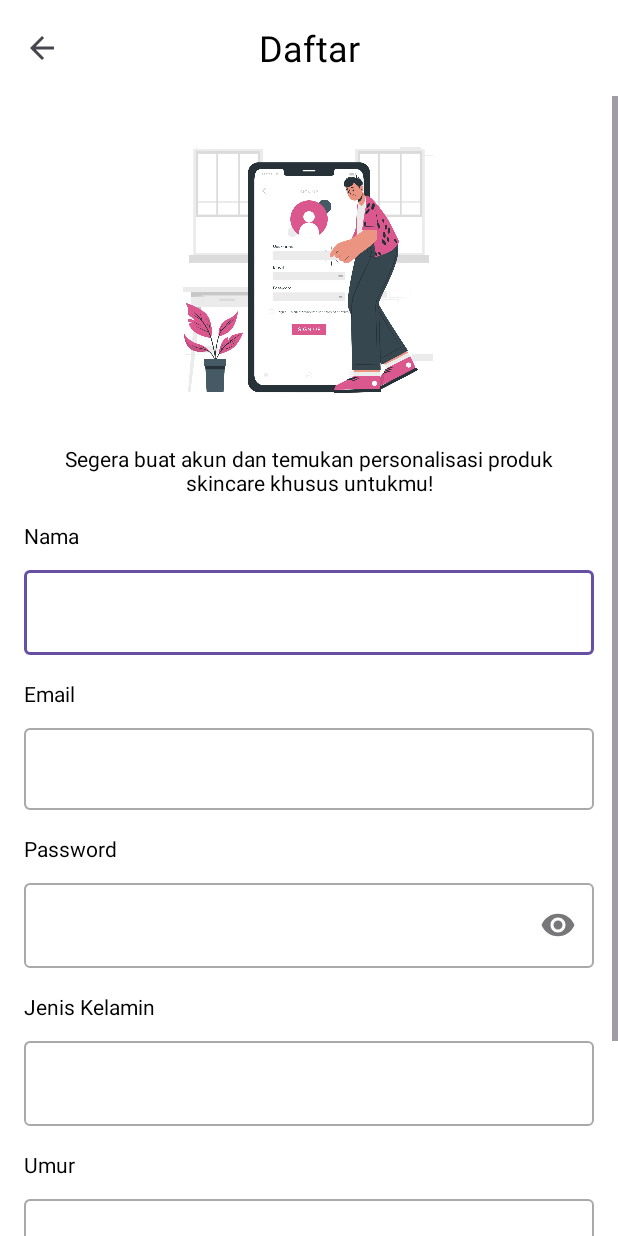
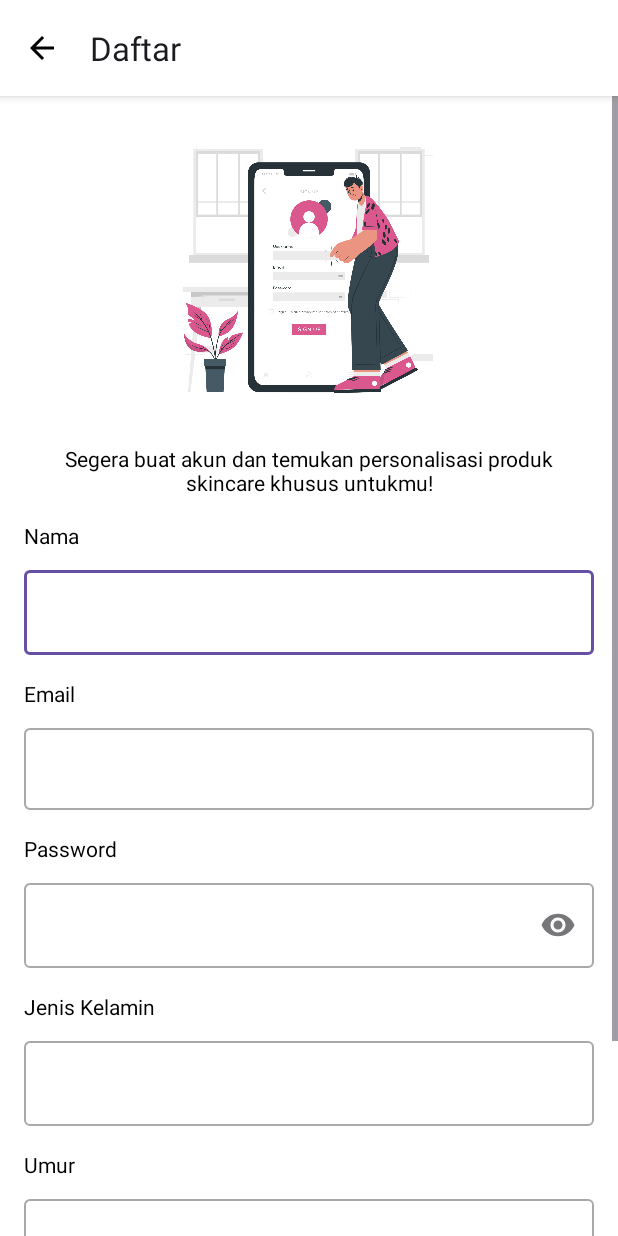
Before and after one commit to Skinalyze/MD, an Android app: the RegisterActivity screen opened directly, with no data from a screen before it, on a phone screen of 412 x 824 dp. Run offline under Robolectric (Android 15) with nearby library versions, the phone set to English and light mode, and no system bars; network calls fail.

Commit message:
feat: change action bar for register

```diff
--- a/app/src/main/java/com/example/skinalyze/LoginActivity.kt
+++ b/app/src/main/java/com/example/skinalyze/LoginActivity.kt
@@ -7,17 +7,11 @@ import android.view.View
 import android.view.WindowInsets
 import android.view.WindowManager
 import android.widget.Toast
-import androidx.activity.enableEdgeToEdge
 import androidx.activity.viewModels
 import androidx.appcompat.app.AppCompatActivity
-import androidx.core.view.ViewCompat
-import androidx.core.view.WindowInsetsCompat
 import com.example.skinalyze.data.repository.Result
 import com.example.skinalyze.databinding.ActivityLoginBinding
-import com.example.skinalyze.databinding.ActivityRegisterBinding
-import com.example.skinalyze.pref.UserModel
 import com.example.skinalyze.viewmodel.LoginViewModel
-import com.example.skinalyze.viewmodel.RegisterViewModel
 import com.example.skinalyze.viewmodel.ViewModelFactory
 
 class LoginActivity : AppCompatActivity() {
--- a/app/src/main/java/com/example/skinalyze/RegisterActivity.kt
+++ b/app/src/main/java/com/example/skinalyze/RegisterActivity.kt
@@ -1,15 +1,14 @@
 package com.example.skinalyze
 
 import android.content.Intent
-import android.os.Build
+import android.graphics.drawable.ColorDrawable
 import android.os.Bundle
 import android.util.Log
 import android.view.View
-import android.view.WindowInsets
-import android.view.WindowManager
 import android.widget.Toast
 import androidx.activity.viewModels
 import androidx.appcompat.app.AppCompatActivity
+import androidx.core.content.ContextCompat
 import com.example.skinalyze.databinding.ActivityRegisterBinding
 import com.example.skinalyze.viewmodel.RegisterViewModel
 import com.example.skinalyze.viewmodel.ViewModelFactory
@@ -21,30 +20,31 @@ class RegisterActivity : AppCompatActivity() {
     }
 
     private lateinit var binding: ActivityRegisterBinding
+
     override fun onCreate(savedInstanceState: Bundle?) {
         super.onCreate(savedInstanceState)
         binding = ActivityRegisterBinding.inflate(layoutInflater)
         setContentView(binding.root)
 
-        setupView()
+        setupActionBar()
         setupAction()
     }
 
-    private fun setupView() {
-        @Suppress("DEPRECATION")
-        if (Build.VERSION.SDK_INT >= Build.VERSION_CODES.R) {
-            window.insetsController?.hide(WindowInsets.Type.statusBars())
-        } else {
-            window.setFlags(
-                WindowManager.LayoutParams.FLAG_FULLSCREEN,
-                WindowManager.LayoutParams.FLAG_FULLSCREEN
-            )
+    private fun setupActionBar() {
+        val actionBar = supportActionBar
+        actionBar?.apply {
+            val color = ContextCompat.getColor(this@RegisterActivity, R.color.white)
+            setBackgroundDrawable(ColorDrawable(color))
+            title = "Daftar"
+            setDisplayHomeAsUpEnabled(true)
+
+            val upArrow =
+                ContextCompat.getDrawable(this@RegisterActivity, R.drawable.baseline_arrow_back_24)
+            setHomeAsUpIndicator(upArrow)
         }
-        supportActionBar?.hide()
     }
 
     private fun setupAction() {
-
         binding.signupButton.setOnClickListener {
             showLoading(true)
             val name = binding.nameEditText.text.toString()
@@ -52,13 +52,13 @@ class RegisterActivity : AppCompatActivity() {
             val password = binding.passwordEditText.text.toString()
             val gender = binding.genderEditText.text.toString()
             val age = binding.ageEditText.text.toString().toInt()
-            viewModel.register(name, email, password, gender, age).observe(this@RegisterActivity) { result ->
-                when(result) {
+            viewModel.register(name, email, password, gender, age)
+                .observe(this@RegisterActivity) { result ->
+                    when (result) {
                         is Result.Success -> {
                             showLoading(false)
                             showToast("Account created!")
-                        val intent = Intent(this@RegisterActivity, LoginActivity::class.java)
-                        startActivity(intent)
+                            navigateToLogin()
                         }
                         is Result.Loading -> {
                             showLoading(true)
@@ -66,10 +66,15 @@ class RegisterActivity : AppCompatActivity() {
                         is Result.Error -> {
                             showToast(result.error)
                         }
-
                     }
                 }
         }
+    }
+
+    private fun navigateToLogin() {
+        val intent = Intent(this@RegisterActivity, LoginActivity::class.java)
+        startActivity(intent)
+        finish()
     }
 
     private fun showLoading(isLoading: Boolean) {
@@ -78,8 +83,10 @@ class RegisterActivity : AppCompatActivity() {
 
     private fun showToast(message: String) {
         Toast.makeText(this, message, Toast.LENGTH_SHORT).show()
-        Log.d("DEBUG", message)
     }
 
-
+    override fun onSupportNavigateUp(): Boolean {
+        onBackPressed()
+        return true
     }
+}
--- /dev/null
+++ b/app/src/main/res/drawable/baseline_arrow_back_24.xml
@@ -0,0 +1,5 @@
+<vector xmlns:android="http://schemas.android.com/apk/res/android" android:autoMirrored="true" android:height="24dp" android:tint="#000000" android:viewportHeight="24" android:viewportWidth="24" android:width="24dp">
+
+    <path android:fillColor="@android:color/white" android:pathData="M20,11H7.83l5.59,-5.59L12,4l-8,8 8,8 1.41,-1.41L7.83,13H20v-2z"/>
+
+</vector>
--- a/app/src/main/res/layout/activity_login.xml
+++ b/app/src/main/res/layout/activity_login.xml
@@ -130,7 +130,7 @@
                 android:layout_marginTop="15dp"
                 android:layout_marginBottom="32dp"
                 android:layout_marginEnd="32dp"
-                android:backgroundTint="@color/black"
+                android:backgroundTint="@color/pink"
                 android:layout_gravity="center_horizontal"
                 android:text="@string/masuk_uppercase"
                 app:layout_constraintEnd_toEndOf="parent"
--- a/app/src/main/res/layout/activity_register.xml
+++ b/app/src/main/res/layout/activity_register.xml
@@ -20,32 +20,10 @@
         app:layout_constraintTop_toTopOf="parent"
         tools:visibility="visible" />
 
-    <androidx.appcompat.widget.Toolbar
-        android:id="@+id/toolbar"
-        android:layout_width="0dp"
-        android:layout_height="?attr/actionBarSize"
-        android:elevation="4dp"
-        app:layout_constraintTop_toTopOf="parent"
-        app:layout_constraintStart_toStartOf="parent"
-        app:layout_constraintEnd_toEndOf="parent"
-        app:navigationIcon="?android:attr/homeAsUpIndicator"
-        tools:text="@string/product_name">
-
-        <TextView
-            android:id="@+id/toolbarTitle"
-            android:layout_width="wrap_content"
-            android:layout_height="wrap_content"
-            android:layout_gravity="center"
-            android:text="@string/daftar"
-            android:textSize="24sp"
-            android:textColor="@android:color/black"
-            android:gravity="center"/>
-    </androidx.appcompat.widget.Toolbar>
-
     <ScrollView
         android:layout_width="0dp"
         android:layout_height="0dp"
-        app:layout_constraintTop_toBottomOf="@id/toolbar"
+        app:layout_constraintTop_toTopOf="parent"
         app:layout_constraintBottom_toBottomOf="parent"
         app:layout_constraintStart_toStartOf="parent"
         app:layout_constraintEnd_toEndOf="parent">
@@ -198,7 +176,7 @@
                 android:layout_marginTop="15dp"
                 android:layout_marginBottom="32dp"
                 android:layout_marginEnd="32dp"
-                android:backgroundTint="@color/black"
+                android:backgroundTint="@color/pink"
                 android:layout_gravity="center_horizontal"
                 android:text="@string/daftar_uppercase"
                 app:layout_constraintEnd_toEndOf="parent"
```
Lines whose indentation alone changed are shown as unchanged.
